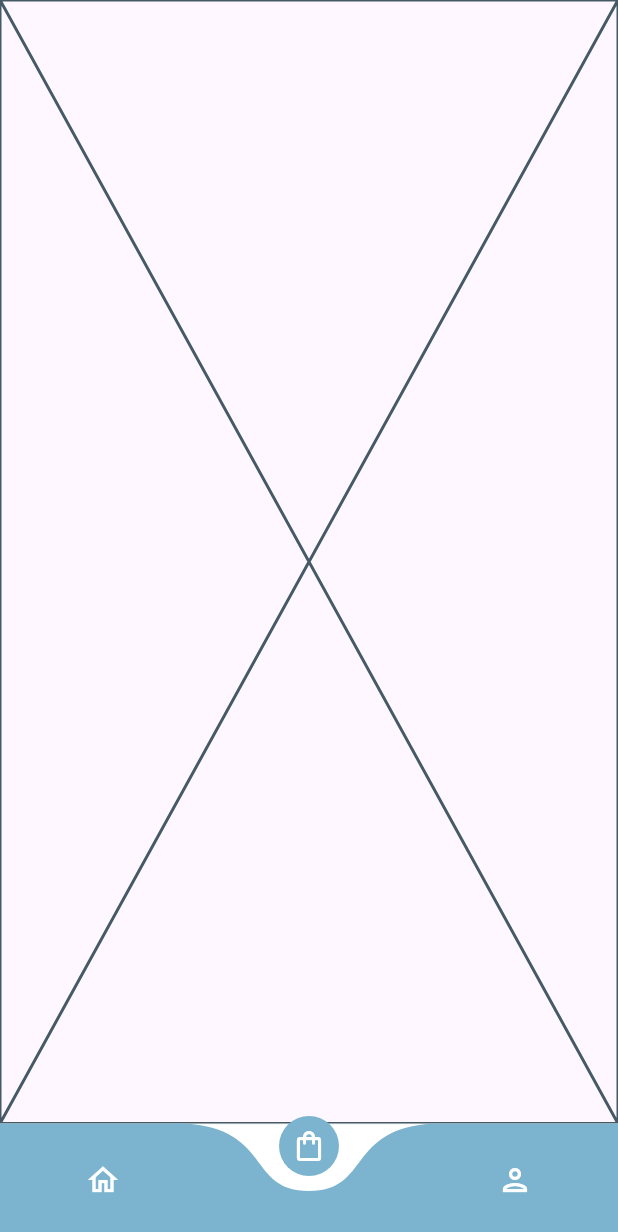
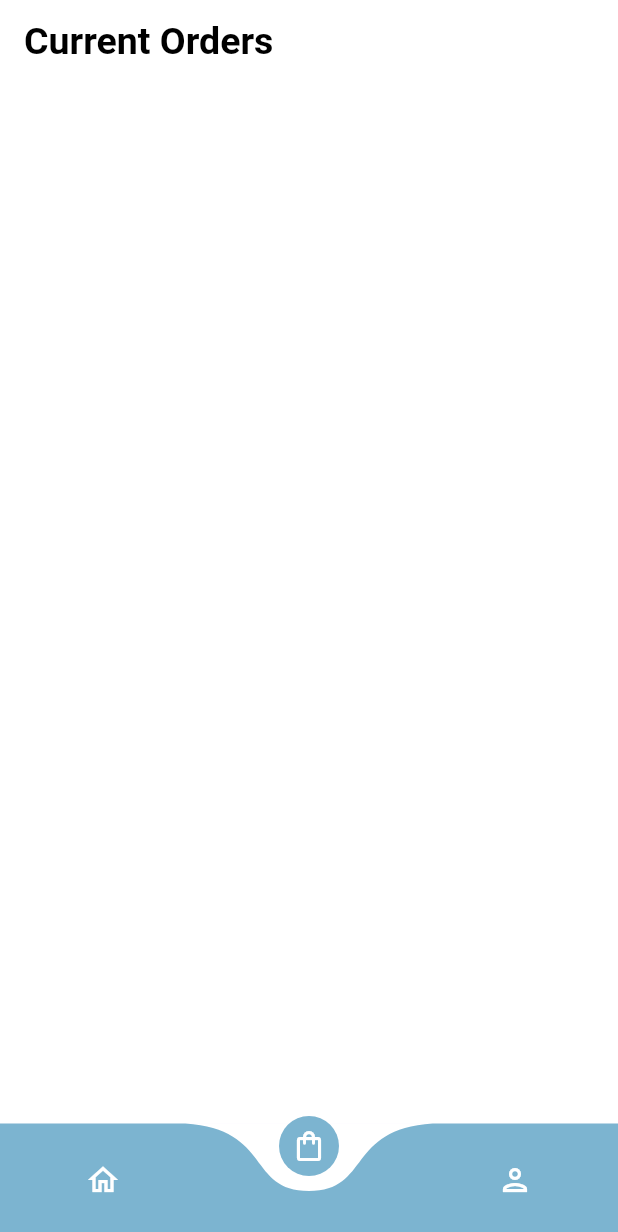
Before and after one commit to Showrav-Dhar/EDU-Medix, a Flutter app: the screen it shows after launch, item 2 of the bottom bar chosen, on a phone screen of 412 x 824 dp. Shown: the top 1232 px of the screen. Run offline on Flutter 3.47's test engine with Material 3 defaults, Android fonts, the phone set to English and light mode, and no system bars; drawn by our look-alikes of curved_navigation_bar; our stand-ins replace cloud_firestore, firebase_auth, firebase_core, firebase_storage, image_picker, random_string and 1 more; accounts and stored records are empty; statements that could not run were skipped.

```diff
--- a/lib/pages/Order.dart
+++ b/lib/pages/Order.dart
@@ -1,4 +1,10 @@
+import 'dart:async';
+import 'package:cloud_firestore/cloud_firestore.dart';
+import 'package:edu_medix_app/services/database.dart';
+import 'package:edu_medix_app/services/shared_pref.dart';
+import 'package:edu_medix_app/widget/support_widget.dart';
 import 'package:flutter/material.dart';
+import 'package:flutter/widgets.dart';
 
 class Order extends StatefulWidget {
   const Order({super.key});
@@ -8,8 +14,104 @@ class Order extends StatefulWidget {
 }
 
 class _OrderState extends State<Order> {
+  String? email;
+
+  getthesharedpref() async {
+    email = await SharedPreferenceHelper().getUserEmail();
+    setState(() {});
+  }
+
+  Stream? orderStream;
+
+  getontheload() async {
+    await getthesharedpref();
+    orderStream = await DatabaseMethods().getOrders(email!);
+    setState(() {});
+  }
+
+  @override
+  void initState() {
+    getontheload();
+    super.initState();
+  }
+
+  Widget allOrders() {
+    return StreamBuilder(
+      stream: orderStream,
+      builder: (context, AsyncSnapshot snapshot) {
+        return snapshot.hasData
+            ? ListView.builder(
+                padding: EdgeInsets.zero,
+                itemCount: snapshot.data.docs.length,
+                itemBuilder: (context, index) {
+                  DocumentSnapshot ds = snapshot.data.docs[index];
+                  // Add logic to return the appropriate widget for each item
+                  return Material(
+                    elevation: 3.0,
+                    borderRadius: BorderRadius.circular(10),
+                    child: Container(
+                      padding:
+                          EdgeInsets.only(left: 20.0, top: 10.0, bottom: 10.0),
+                      width: MediaQuery.of(context).size.width,
+                      decoration: BoxDecoration(
+                        borderRadius: BorderRadius.circular(10),
+                        color: Colors.white,
+                      ),
+                      child: Row(
+                        children: [
+                          Image.network(
+                            ds["productImage"],
+                            height: 120,
+                            width: 120,
+                            fit: BoxFit.cover,
+                          ),
+                          SizedBox(width: 20.0),
+                          Column(
+                            children: [
+                              Text(
+                                ds["productName"],
+                                style: AppWidget.semiboldTextFieldStyle(),
+                              ),
+                              Text(
+                                "\৳" + ds["productPrice"],
+                                style: TextStyle(
+                                  color: Color.fromARGB(255, 224, 53, 110),
+                                  fontSize: 23.0,
+                                  fontWeight: FontWeight.w500,
+                                ),
+                              ),
+                            ],
+                          )
+                        ],
+                      ),
+                    ),
+                  ); // Replace with actual item widget
+                },
+              )
+            : Container();
+      },
+    );
+  }
+
   @override
   Widget build(BuildContext context) {
-    return const Placeholder();
+    return Scaffold(
+      backgroundColor: Color.fromARGB(244, 255, 255, 255),
+      appBar: AppBar(
+        backgroundColor: Color.fromARGB(244, 255, 255, 255),
+        title: Text(
+          "Current Orders",
+          style: AppWidget.boldTextFieldStyle(),
+        ),
+      ),
+      body: Container(
+        margin: EdgeInsets.only(left: 20.0, right: 20.0),
+        child: Column(
+          children: [
+            Expanded(child: allOrders())
+          ],
+        ),
+      ),
+    );
   }
 }
```
Also changed, not shown: lib/services/database.dart (+9 -3 lines).
